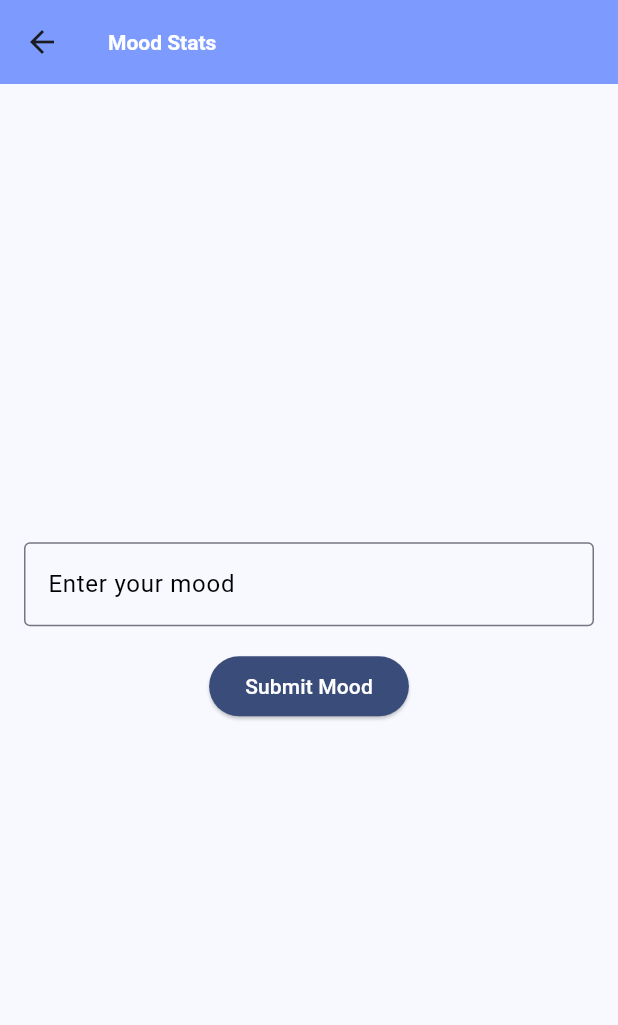
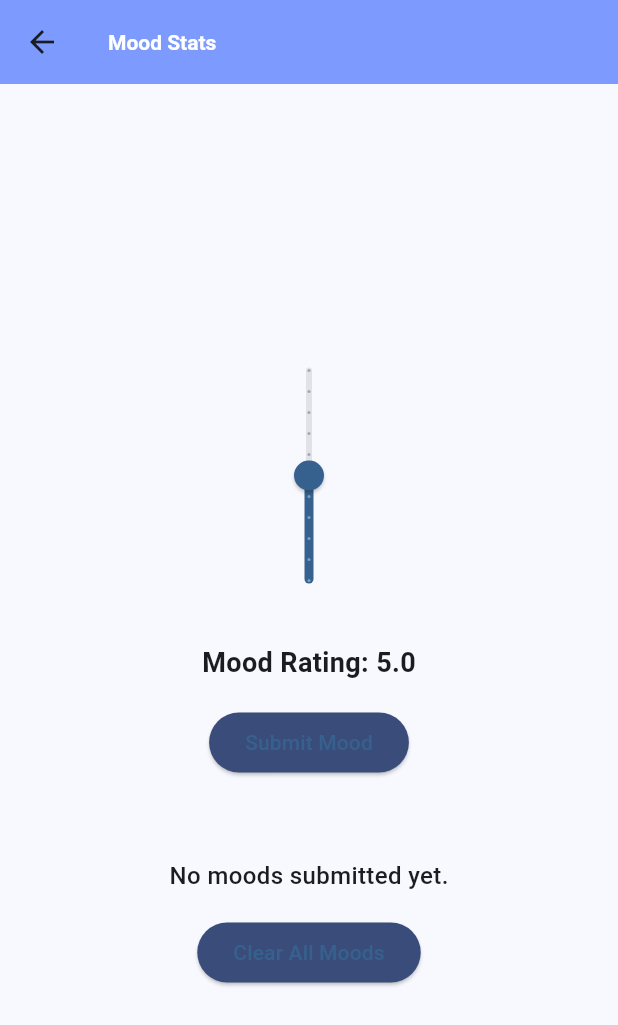
Before and after one commit to alexlucas03/vestal, a Flutter app: the screen it shows after launch, after a tap on "Mood Stats", on a phone screen of 412 x 824 dp. Shown: the top 1025 px of the screen. Run offline on Flutter 3.47's test engine with Material 3 defaults, Android fonts, the phone set to English and light mode, and no system bars; our stand-ins replace sqflite, sqflite_common_ffi; accounts and stored records are empty.

Commit message:
working sqlite

```diff
--- /dev/null
+++ b/lib/database_helper.dart
@@ -0,0 +1,70 @@
+import 'package:path/path.dart';
+import 'package:sqflite_common_ffi/sqflite_ffi.dart';
+import 'package:path_provider/path_provider.dart';
+import 'package:sqflite/sqflite.dart';
+import 'mood.dart';
+import 'dart:io'; // For platform-specific paths
+
+class DatabaseHelper {
+  static final DatabaseHelper instance = DatabaseHelper._instance();
+  static Database? _database;
+
+  DatabaseHelper._instance();
+
+  Future<Database> get db async {
+    _database ??= await initDb();
+    return _database!;
+  }
+
+  // Initialize the database
+  Future<Database> initDb() async {
+    // Get the correct database path based on platform
+    String databasesPath;
+
+    if (Platform.isAndroid || Platform.isIOS) {
+      // For mobile platforms (Android/iOS), use path_provider to get the directory
+      final directory = await getApplicationDocumentsDirectory();
+      databasesPath = directory.path;
+    } else {
+      // For desktop platforms (Windows, Mac, Linux), use the current working directory
+      databasesPath = Directory.current.path;
+    }
+
+    // Create the full path for the database
+    String path = join(databasesPath, 'moodsdata.db');
+
+    // Initialize the SQLite database using sqflite_common_ffi
+    return await openDatabase(path, version: 1, onCreate: _onCreate);
+  }
+
+  Future _onCreate(Database db, int version) async {
+    await db.execute('''
+      CREATE TABLE moods (
+        rating INTEGER PRIMARY KEY
+      )
+    ''');
+  }
+
+  // Modified addMood method to take an int rating, convert it to a Mood object, and insert it
+  Future<int> addMood(int rating) async {
+    Database db = await instance.db;
+
+    // Convert the integer rating to a Mood object
+    Mood mood = Mood(rating: rating);
+
+    // Insert the mood into the database
+    return await db.insert('moods', mood.toMap());
+  }
+
+  Future<List<Map<String, dynamic>>> queryAllMoods() async {
+    Database db = await instance.db;
+    return await db.query('moods');
+  }
+
+  Future<int> clearDb() async {
+  Database db = await instance.db;
+
+  // Deletes all rows from the moods table
+  return await db.delete('moods');
+}
+}
--- a/lib/main.dart
+++ b/lib/main.dart
@@ -1,25 +1,13 @@
 import 'package:flutter/material.dart';
-import 'package:postgres/postgres.dart';
+import 'database_helper.dart';
+import 'package:sqflite_common_ffi/sqflite_ffi.dart'; // Import the ffi library
+// Import the sqflite package
 
-void main() {
+void main() async {
+  WidgetsFlutterBinding.ensureInitialized();
+  databaseFactory = databaseFactoryFfi;
+  await DatabaseHelper.instance.initDb();
   runApp(const MyApp());
-}
-
-Future<void> addMood(String mood) async {
-  try {
-    final conn = await Connection.open(Endpoint(
-      host: 'ep-yellow-truth-a5ebo559.us-east-2.aws.neon.tech',
-      database: 'voyagersdb',
-      username: 'voyageruser',
-      password: 'Sk3l3ton!sk3l3ton',
-    ));
-    await conn.execute(
-      r'INSERT INTO moods VALUES ($1)',
-      parameters: [mood],
-    );
-  } catch (e) {
-    print('Error: ${e.toString()}');
-  }
 }
 
 class MyApp extends StatelessWidget {
@@ -44,8 +32,7 @@ class MyApp extends StatelessWidget {
         ),
         elevatedButtonTheme: ElevatedButtonThemeData(
           style: ElevatedButton.styleFrom(
-            primary: const Color(0xFF3A4C7A), // Darkest blue for Elevated buttons
-            onPrimary: Colors.white, // White text on buttons
+            backgroundColor: const Color(0xFF3A4C7A), // Darkest blue for Elevated buttons
           ),
         ),
       ),
@@ -144,29 +131,63 @@ class MoodStats extends StatefulWidget {
 }
 
 class _MoodStatsState extends State<MoodStats> {
-  final TextEditingController _moodController = TextEditingController();
+  double _rating = 5.0;  // Default rating is 5, which could represent a neutral mood.
   String _statusMessage = '';
+  List<int> _moods = []; // List to store all mood ratings
 
+  // Method to submit a mood to the database
   void _submitMood() async {
-    String mood = _moodController.text.trim();
-    if (mood.isEmpty) {
-      setState(() {
-        _statusMessage = 'Please enter a mood.';
-      });
-      return;
-    }
-
+    // Convert the rating to an integer (if necessary)
+    int rating = _rating.toInt();
     setState(() {
       _statusMessage = 'Submitting mood...';
     });
 
-    await addMood(mood);
+    // Add the mood to the database
+    await DatabaseHelper.instance.addMood(rating);
+
+    // After submitting, reload the list of moods
+    _loadMoods();
 
     setState(() {
       _statusMessage = 'Mood submitted successfully!';
     });
+  }
 
-    _moodController.clear();
+  // Method to load all moods from the database
+  void _loadMoods() async {
+    List<Map<String, dynamic>> moodsFromDb = await DatabaseHelper.instance.queryAllMoods();
+
+    // Extract the ratings from the query results
+    List<int> moodsList = moodsFromDb.map((mood) => mood['rating'] as int).toList();
+
+    setState(() {
+      _moods = moodsList; // Update the moods list with the fetched data
+    });
+  }
+
+  // Method to clear all moods from the database
+  void _clearMoods() async {
+    setState(() {
+      _statusMessage = 'Clearing moods...';
+    });
+
+    // Clear all moods from the database
+    await DatabaseHelper.instance.clearDb();
+
+    // Reload the moods list after clearing
+    _loadMoods();
+
+    setState(() {
+      _statusMessage = 'All moods cleared!';
+    });
+  }
+
+  @override
+  void initState() {
+    super.initState();
+    // Load moods from the database when the widget is first created
+    _loadMoods();
   }
 
   @override
@@ -180,14 +201,25 @@ class _MoodStatsState extends State<MoodStats> {
         child: Column(
           mainAxisAlignment: MainAxisAlignment.center,
           children: [
-            TextField(
-              controller: _moodController,
-              decoration: const InputDecoration(
-                labelText: 'Enter your mood',
-                labelStyle: TextStyle(color: Colors.black),
-                border: OutlineInputBorder(),
+            // Vertical Slider for Mood Rating
+            RotatedBox(
+              quarterTurns: 3,
+              child: Slider(
+                value: _rating,
+                min: 0,
+                max: 10,
+                divisions: 10,
+                onChanged: (double newValue) {
+                  setState(() {
+                    _rating = newValue;
+                  });
+                },
               ),
-              style: const TextStyle(color: Colors.black),
+            ),
+            const SizedBox(height: 16),
+            Text(
+              'Mood Rating: ${_rating.toStringAsFixed(1)}',
+              style: const TextStyle(fontSize: 18, fontWeight: FontWeight.bold),
             ),
             const SizedBox(height: 16),
             ElevatedButton(
@@ -198,6 +230,27 @@ class _MoodStatsState extends State<MoodStats> {
             Text(
               _statusMessage,
               style: const TextStyle(color: Colors.black),
+            ),
+            const SizedBox(height: 16),
+
+            // Display the submitted moods separated by commas
+            if (_moods.isNotEmpty)
+              Text(
+                'Submitted Moods: ${_moods.join(', ')}',
+                style: const TextStyle(fontSize: 16, fontWeight: FontWeight.w500),
+              ),
+            if (_moods.isEmpty)
+              const Text(
+                'No moods submitted yet.',
+                style: TextStyle(fontSize: 16, fontWeight: FontWeight.w500),
+              ),
+
+            const SizedBox(height: 16),
+
+            // Clear Moods button
+            ElevatedButton(
+              onPressed: _clearMoods,
+              child: const Text('Clear All Moods'),
             ),
           ],
         ),
--- /dev/null
+++ b/lib/mood.dart
@@ -0,0 +1,15 @@
+class Mood {
+  final int? rating;
+
+  Mood({this.rating});
+
+  Map<String, dynamic> toMap() {
+    return {'rating': rating};
+  }
+
+  factory Mood.fromMap(Map<String, dynamic> map) {
+    return Mood(
+      rating: map['rating'],
+    );
+  }
+}
```
Also changed, not shown: pubspec.yaml (+6 -3 lines), pubspec.lock, 29 other files.
